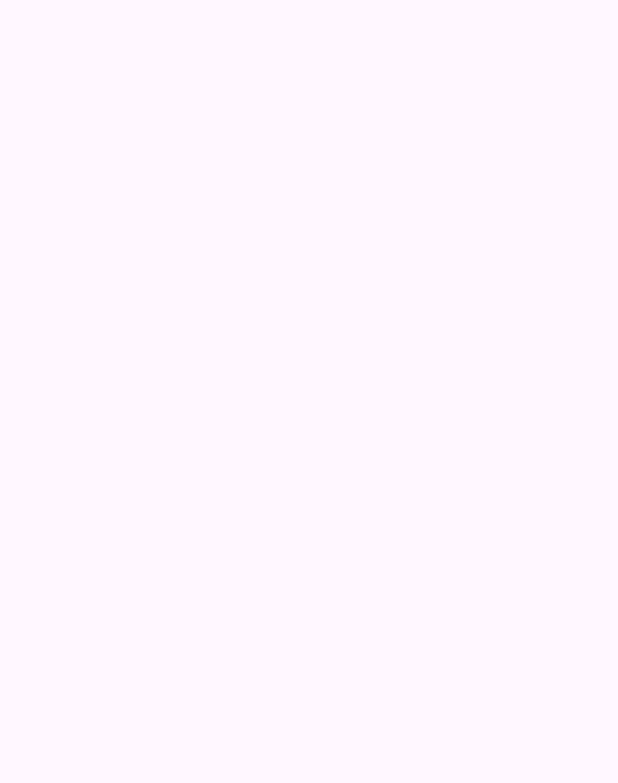
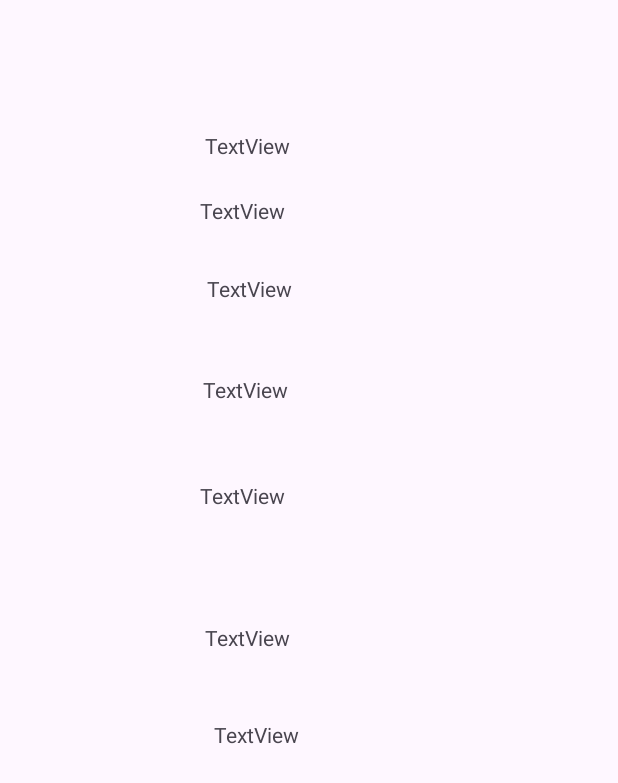
Before and after one commit to riordi80/vocational-training-final-project, an Android app: the ArbolDetalles screen opened directly, with no data from a screen before it, on a phone screen of 412 x 824 dp. Before the commit the part shown is empty. Shown: the top 783 px of the screen. Run offline under Robolectric (Android 15) with nearby library versions, the phone set to English and light mode, and no system bars.

Commit message:
fixed(adnroid): fixed ArbolDetalles

```diff
--- a/android/app/src/main/java/com/example/proyectoarboles/activities/ArbolDetalles.java
+++ b/android/app/src/main/java/com/example/proyectoarboles/activities/ArbolDetalles.java
@@ -1,6 +1,8 @@
 package com.example.proyectoarboles.activities;
 
+import android.content.Intent;
 import android.os.Bundle;
+import android.widget.TextView;
 
 import androidx.activity.EdgeToEdge;
 import androidx.appcompat.app.AppCompatActivity;
@@ -18,5 +20,18 @@ public class ArbolDetalles extends AppCompatActivity {
         EdgeToEdge.enable(this);
         setContentView(R.layout.activity_arbol_detalles);
 
+        TextView tvNombre = findViewById(R.id.textViewNombreDetalle);
+        TextView tvEspecie = findViewById(R.id.textViewEspecieDetalle);
+        TextView tvFecha = findViewById(R.id.textViewFechaDetalle);
+        TextView tvUbicacion = findViewById(R.id.textViewUbicacion);
+        TextView tvTemp = findViewById(R.id.textViewTemp);
+        TextView tvHumedad = findViewById(R.id.textViewHumedad);
+        TextView tvCO2 = findViewById(R.id.textViewCO2);
+        TextView tvHumedadSuelo = findViewById(R.id.textViewHumedadSuelo);
+
+        Intent intent = getIntent();
+
+        if (intent != null){
+        }
     }
 }
--- a/android/app/src/main/res/layout/activity_arbol_detalles.xml
+++ b/android/app/src/main/res/layout/activity_arbol_detalles.xml
@@ -7,4 +7,84 @@
     android:layout_height="match_parent"
     tools:context=".activities.ArbolDetalles">
 
+    <TextView
+        android:id="@+id/textViewNombreDetalle"
+        android:layout_width="wrap_content"
+        android:layout_height="wrap_content"
+        android:layout_marginStart="133dp"
+        android:layout_marginTop="18dp"
+        app:layout_constraintStart_toStartOf="parent"
+        app:layout_constraintTop_toTopOf="parent" />
+
+    <TextView
+        android:id="@+id/textViewFechaDetalle"
+        android:layout_width="wrap_content"
+        android:layout_height="wrap_content"
+        android:layout_marginStart="1dp"
+        android:layout_marginTop="76dp"
+        android:text="TextView"
+        app:layout_constraintStart_toStartOf="@+id/textViewEspecieDetalle"
+        app:layout_constraintTop_toBottomOf="@+id/textViewEspecieDetalle" />
+
+    <TextView
+        android:id="@+id/textViewEspecieDetalle"
+        android:layout_width="wrap_content"
+        android:layout_height="wrap_content"
+        android:layout_marginStart="3dp"
+        android:layout_marginTop="50dp"
+        android:text="TextView"
+        app:layout_constraintStart_toStartOf="@+id/textViewNombreDetalle"
+        app:layout_constraintTop_toBottomOf="@+id/textViewNombreDetalle" />
+
+    <TextView
+        android:id="@+id/textViewUbicacion"
+        android:layout_width="wrap_content"
+        android:layout_height="wrap_content"
+        android:layout_marginTop="24dp"
+        android:layout_marginEnd="3dp"
+        android:text="TextView"
+        app:layout_constraintEnd_toEndOf="@+id/textViewEspecieDetalle"
+        app:layout_constraintTop_toBottomOf="@+id/textViewEspecieDetalle" />
+
+    <TextView
+        android:id="@+id/textViewTemp"
+        android:layout_width="wrap_content"
+        android:layout_height="wrap_content"
+        android:layout_marginStart="2dp"
+        android:layout_marginTop="100dp"
+        android:text="TextView"
+        app:layout_constraintStart_toStartOf="@+id/textViewUbicacion"
+        app:layout_constraintTop_toBottomOf="@+id/textViewUbicacion" />
+
+    <TextView
+        android:id="@+id/textViewHumedad"
+        android:layout_width="wrap_content"
+        android:layout_height="wrap_content"
+        android:layout_marginTop="51dp"
+        android:layout_marginEnd="2dp"
+        android:text="TextView"
+        app:layout_constraintEnd_toEndOf="@+id/textViewTemp"
+        app:layout_constraintTop_toBottomOf="@+id/textViewTemp" />
+
+    <TextView
+        android:id="@+id/textViewCO2"
+        android:layout_width="wrap_content"
+        android:layout_height="wrap_content"
+        android:layout_marginStart="3dp"
+        android:layout_marginTop="75dp"
+        android:text="TextView"
+        app:layout_constraintStart_toStartOf="@+id/textViewHumedad"
+        app:layout_constraintTop_toBottomOf="@+id/textViewHumedad" />
+
+    <TextView
+        android:id="@+id/textViewHumedadSuelo"
+        android:layout_width="wrap_content"
+        android:layout_height="wrap_content"
+        android:layout_marginStart="6dp"
+        android:layout_marginTop="45dp"
+        android:text="TextView"
+        app:layout_constraintStart_toStartOf="@+id/textViewCO2"
+        app:layout_constraintTop_toBottomOf="@+id/textViewCO2" />
+
+
 </androidx.constraintlayout.widget.ConstraintLayout>
```
